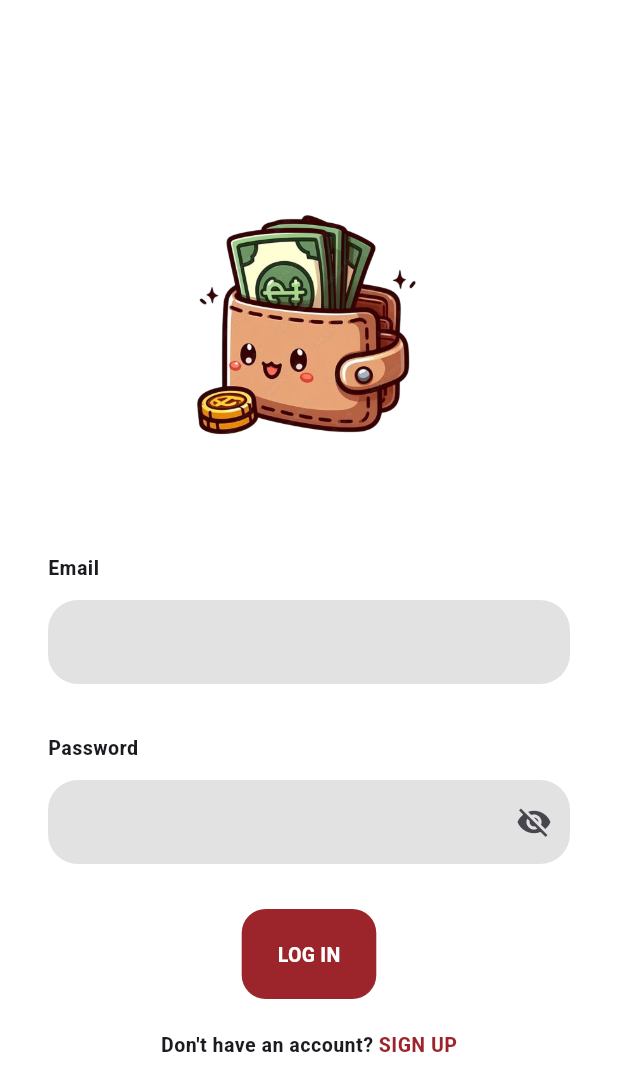
After one commit to OukSreySor/Expense-Tracker-App, a Flutter app: the screen it shows after launch, on a phone screen of 412 x 824 dp. The commit adds this screen. Shown: the top 1091 px of the screen. Run offline on Flutter 3.47's test engine with Material 3 defaults, Android fonts, the light colour scheme and no system bars.

Commit message:
Created Login Screen

```diff
--- a/frontend/lib/main.dart
+++ b/frontend/lib/main.dart
@@ -1,5 +1,6 @@
 import 'package:flutter/material.dart';
 import 'package:frontend/screens/home_screen.dart';
+import 'package:frontend/screens/login_screen.dart';
 import 'package:frontend/theme/theme.dart';
 
 void main() {
@@ -14,7 +15,7 @@ class MyApp extends StatelessWidget {
     return MaterialApp(
       debugShowCheckedModeBanner: false,
       theme: appTheme,
-      home: HomeScreen(),
+      home: LoginScreen(),
     );
   }
 }
--- a/frontend/lib/screens/home_screen.dart
+++ b/frontend/lib/screens/home_screen.dart
@@ -27,13 +27,13 @@ class HomeScreen extends StatelessWidget {
               ),
               SizedBox(height: EPTSpacings.xxl),
               Text(
-                'See where your money goes and start saving smarter.',
+                'See where your money goes and start saving smarter',
                 textAlign: TextAlign.center,
                 style: EPTTextStyles.body
               ),
               SizedBox(height: 4),
               Text(
-                'Sign up or log in to track your finances.',
+                'Sign up or log in to track your finances',
                 textAlign: TextAlign.center,
                 style: EPTTextStyles.body
               ),
--- /dev/null
+++ b/frontend/lib/screens/login_screen.dart
@@ -0,0 +1,75 @@
+import 'package:flutter/material.dart';
+import 'package:frontend/theme/theme.dart';
+import 'package:frontend/widgets/actions/ept_button.dart';
+import 'package:frontend/widgets/actions/ept_text_button.dart';
+import 'package:frontend/widgets/inputs/ept_textfield.dart';
+
+class LoginScreen extends StatefulWidget {
+  const LoginScreen({super.key});
+
+  @override
+  _LoginScreenState createState() => _LoginScreenState();
+}
+
+class _LoginScreenState extends State<LoginScreen> {
+  final _emailController = TextEditingController();
+  final _passwordController = TextEditingController();
+
+  @override
+  Widget build(BuildContext context) {
+    return Scaffold(
+      body: Center(
+        child: SingleChildScrollView(
+          padding: EdgeInsets.all(32.0),
+          child: Column(
+            mainAxisAlignment: MainAxisAlignment.center,
+            crossAxisAlignment: CrossAxisAlignment.start,
+            children: [
+              Center(
+                child: Image.asset(
+                  'assets/images/ep-2.png',
+                  height: 200,
+                  fit: BoxFit.contain,
+                ),
+              ),
+              SizedBox(height: EPTSpacings.xxl),
+              Text('Email'),
+              SizedBox(height: EPTSpacings.s),
+
+              EptTextField(
+                controller: _emailController,
+              ),
+              SizedBox(height: EPTSpacings.xl),
+              Text('Password'),
+
+              SizedBox(height: EPTSpacings.s),
+              EptTextField(
+                controller: _passwordController,
+                obscureText: true,
+              ),
+
+              SizedBox(height: 30.0),
+              Center(
+                child: EptButton(
+                  text: 'LOG IN',
+                  onPressed: (){}
+                )
+              ),
+              SizedBox(height: 20.0),
+              Row(
+                mainAxisAlignment: MainAxisAlignment.center,
+                children: [
+                  Text("Don't have an account? "),
+                  EptTextButton(
+                    text: 'SIGN UP',
+                    onPressed: (){}
+                  )
+                ],
+              ),
+            ],
+          ),
+        ),
+      ),
+    );
+  }
+}
--- /dev/null
+++ b/frontend/lib/widgets/inputs/ept_textfield.dart
@@ -0,0 +1,71 @@
+import 'package:flutter/material.dart';
+import 'package:frontend/theme/theme.dart';
+
+
+class EptTextField extends StatefulWidget {
+  const EptTextField({
+    super.key,
+    required this.controller,
+    this.obscureText = false,
+    this.keyboardType = TextInputType.text,
+    this.validator,
+    this.onTap, // handle tap events for DatePicker
+    this.suffixIcon,
+  });
+
+  final TextEditingController controller;
+  final bool obscureText;
+  final TextInputType keyboardType;
+  final String? Function(String?)? validator;
+  final VoidCallback? onTap; // Callback for when the field is tapped (e.g., date picker)
+  final Widget? suffixIcon;
+
+  @override
+  _EptTextFieldState createState() => _EptTextFieldState();
+}
+
+class _EptTextFieldState extends State<EptTextField> {
+  late bool _secureText;
+
+  @override
+  void initState() {
+    super.initState();
+    _secureText = widget.obscureText; // Initialize with provided obscureText value
+  }
+
+  @override
+  Widget build(BuildContext context) {
+    return GestureDetector(
+      onTap: widget.onTap,
+      child: TextFormField(
+        controller: widget.controller,
+        obscureText: _secureText,
+        keyboardType: widget.keyboardType,
+        validator: widget.validator,
+        decoration: InputDecoration(
+          fillColor: EPTColors.greyLight,
+          filled: true,
+          suffixIcon: widget.suffixIcon ??
+              (widget.obscureText // Only show the toggle if it's a password field
+              ? IconButton(
+                  icon: Icon(_secureText ? Icons.visibility_off : Icons.visibility),
+                  onPressed: () {
+                    setState(() {
+                      _secureText = !_secureText; // Toggle visibility
+                    });
+                  },
+                )
+              : null),
+          border: OutlineInputBorder(
+            borderRadius: BorderRadius.circular(20),
+            borderSide: BorderSide.none
+          ),
+          focusedBorder: OutlineInputBorder(
+            borderRadius: BorderRadius.circular(20),
+            borderSide: BorderSide(color: EPTColors.primary),
+          ),
+        ),
+      ),
+    );
+  }
+}
```
